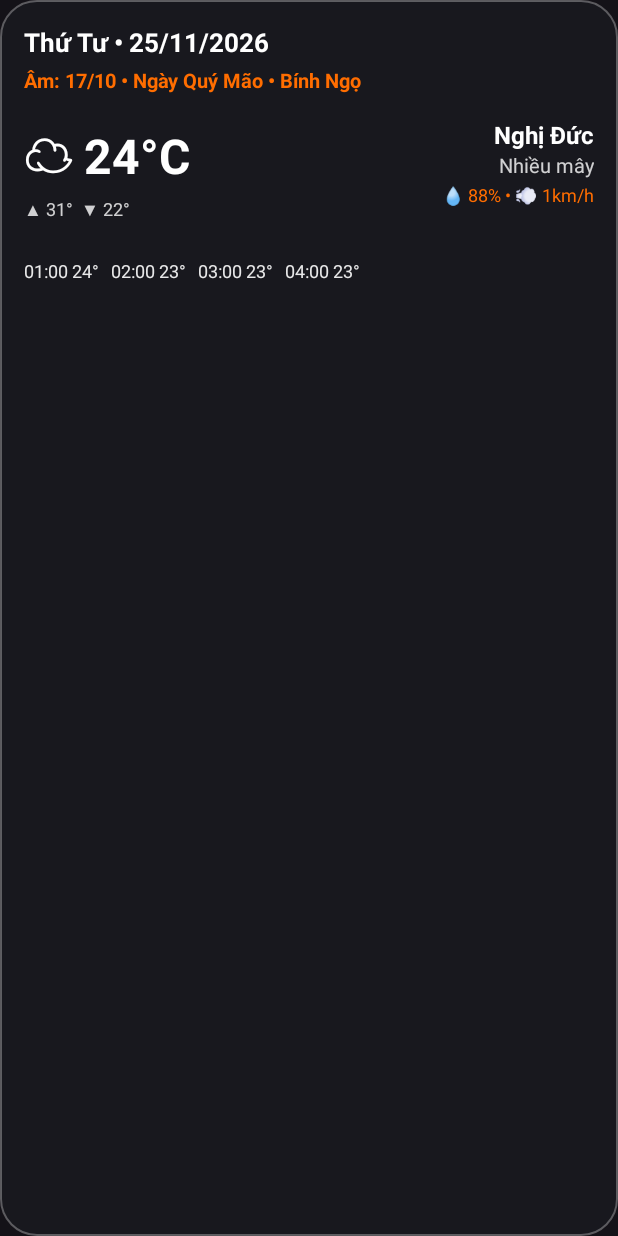
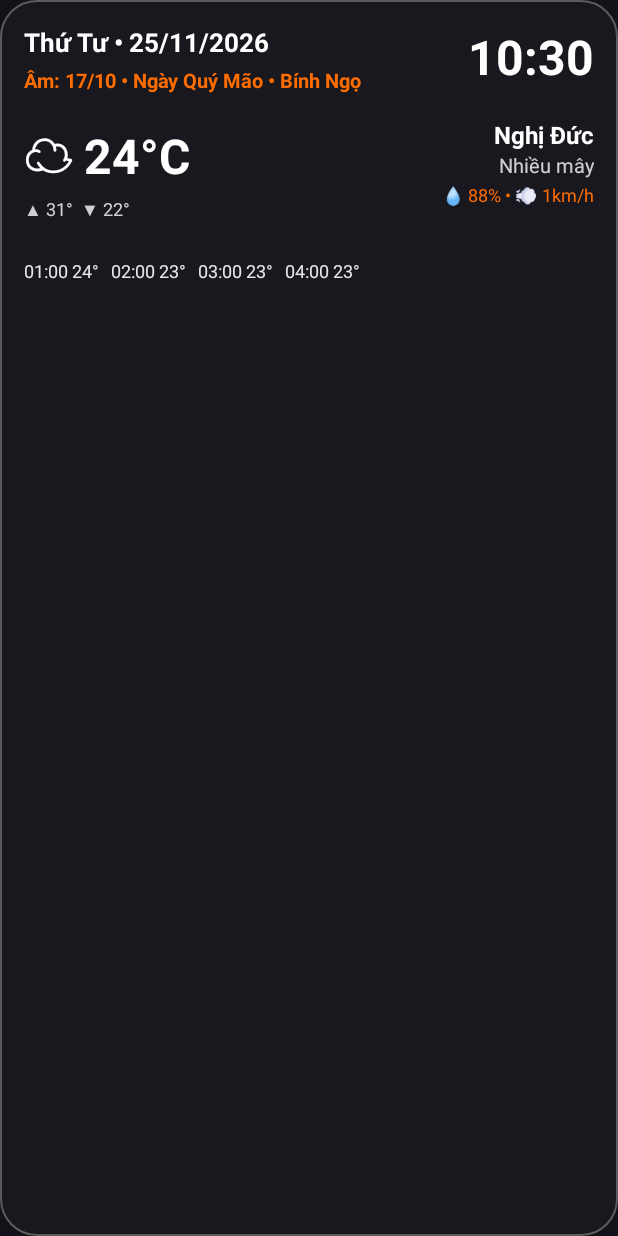
Before and after one commit to duynghiduc2000-vn/glass-weather-lunar, an Android app: the layout widget_4x4.xml on its own in the app's theme, with its tools: preview values and no code run, on a phone screen of 412 x 824 dp. Run offline under Robolectric (Android 15) with nearby library versions, the phone set to English and light mode, and no system bars.

Commit message:
Update widget_4x4.xml

```diff
--- a/app/src/main/res/layout/widget_4x4.xml
+++ b/app/src/main/res/layout/widget_4x4.xml
@@ -14,6 +14,20 @@
         android:text="Thứ Tư • 25/11/2026"
         android:textColor="#FFFFFF"
         android:textSize="17sp"
+        android:textStyle="bold" />
+
+    <TextClock
+        android:id="@+id/tc_clock"
+        android:layout_width="wrap_content"
+        android:layout_height="wrap_content"
+        android:layout_alignParentEnd="true"
+        android:layout_alignParentTop="true"
+        android:fontFamily="sans-serif"
+        android:format12Hour="HH:mm"
+        android:format24Hour="HH:mm"
+        android:maxLines="1"
+        android:textColor="#FFFFFF"
+        android:textSize="32sp"
         android:textStyle="bold" />
 
     <TextView
```
